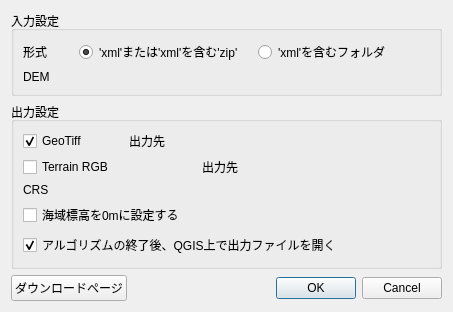
This is quick_dem_for_jp_dialog_base.ui in MIERUNE/QuickDEM4JP as Qt 5 draws it before an edit. The edited form follows.
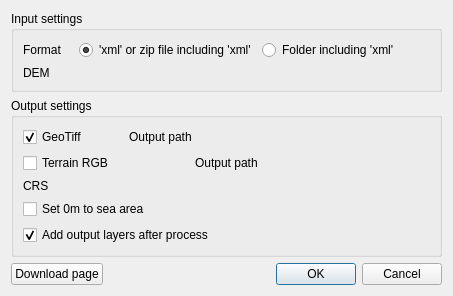
This is the edited form. Custom widgets are drawn as their Qt base class.

Commit message: Main UI in english

Patch:
```diff
--- a/quick_dem_for_jp_dialog_base.ui
+++ b/quick_dem_for_jp_dialog_base.ui
@@ -17,7 +17,7 @@
    <item>
     <widget class="QGroupBox" name="groupBox">
      <property name="title">
-      <string>入力設定</string>
+      <string>Input settings</string>
      </property>
      <layout class="QVBoxLayout" name="verticalLayout_2">
       <item>
@@ -37,14 +37,14 @@
            </size>
           </property>
           <property name="text">
-           <string>形式</string>
+           <string>Format</string>
           </property>
          </widget>
         </item>
         <item>
          <widget class="QRadioButton" name="radioButton_xmlzipfile">
           <property name="text">
-           <string>'xml'または'xml'を含む'zip'</string>
+           <string>'xml' or zip file including 'xml'</string>
           </property>
           <property name="checked">
            <bool>true</bool>
@@ -57,7 +57,7 @@
         <item>
          <widget class="QRadioButton" name="radioButton_folder">
           <property name="text">
-           <string>'xml'を含むフォルダ</string>
+           <string>Folder including 'xml'</string>
           </property>
           <attribute name="buttonGroup">
             <string notr="true">buttonGroup_fileformat</string>
@@ -105,7 +105,7 @@
    <item>
     <widget class="QGroupBox" name="groupBox_2">
      <property name="title">
-      <string>出力設定</string>
+      <string>Output settings</string>
      </property>
      <layout class="QVBoxLayout" name="verticalLayout_4">
      <item>
@@ -147,7 +147,7 @@
            </size>
           </property>
           <property name="text">
-           <string>出力先</string>
+           <string>Output path</string>
           </property>
          </widget>
         </item>
@@ -196,7 +196,7 @@
            </size>
           </property>
           <property name="text">
-           <string>出力先</string>
+           <string>Output path</string>
           </property>
          </widget>
         </item>
@@ -260,7 +260,7 @@
          <enum>Qt::LeftToRight</enum>
         </property>
         <property name="text">
-         <string>海域標高を0mに設定する</string>
+         <string>Set 0m to sea area</string>
         </property>
         <property name="checked">
          <bool>false</bool>
@@ -279,7 +279,7 @@
          <enum>Qt::LeftToRight</enum>
         </property>
         <property name="text">
-         <string>アルゴリズムの終了後、QGIS上で出力ファイルを開く</string>
+         <string>Add output layers after process</string>
         </property>
         <property name="checked">
          <bool>true</bool>
@@ -297,7 +297,7 @@
           <bool>true</bool>
           </property>
           <property name="text">
-          <string>ダウンロードページ</string>
+          <string>Download page</string>
           </property>
         </widget>
       </item>
```
